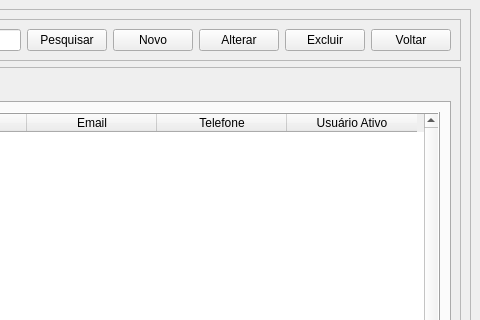
The window that View/Telas/CD_Usuario.ui (Blastoles/ProjetoSCGI) describes before a commit, drawn with Qt 5; both pictures show x 275 to 755 and y 0 to 320 of the 755 by 561 pixel window.
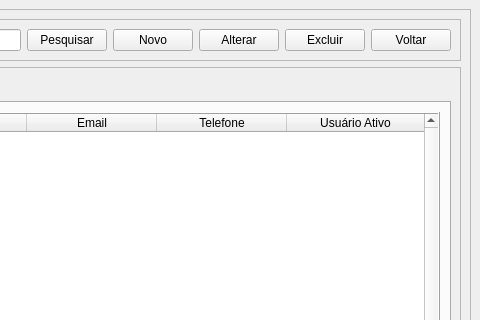
The same window after the commit. Icons and pictures are not drawn.

```diff
--- a/View/Telas/CD_Usuario.ui
+++ b/View/Telas/CD_Usuario.ui
@@ -195,6 +195,15 @@
                   <attribute name="horizontalHeaderMinimumSectionSize">
                    <number>39</number>
                   </attribute>
+                  <attribute name="horizontalHeaderShowSortIndicator" stdset="0">
+                   <bool>false</bool>
+                  </attribute>
+                  <attribute name="horizontalHeaderStretchLastSection">
+                   <bool>true</bool>
+                  </attribute>
+                  <attribute name="verticalHeaderVisible">
+                   <bool>true</bool>
+                  </attribute>
                   <column>
                    <property name="text">
                     <string>Nome</string>
```
